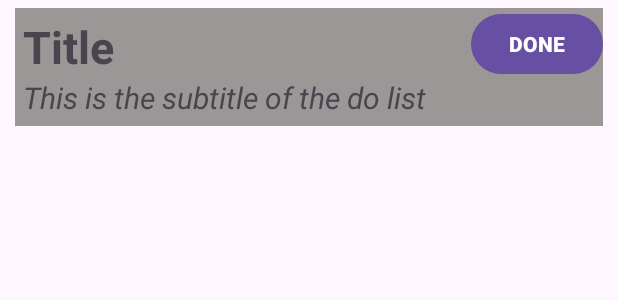
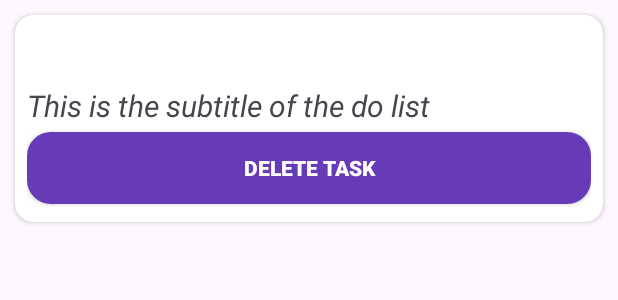
Before and after one commit to yashs335/ToDoNote, an Android app: the layout raw_task_card.xml on its own in the app's theme, with its tools: preview values and no code run, on a phone screen of 412 x 824 dp. Shown: the top 300 px of the screen. Run offline under Robolectric (Android 15) with nearby library versions, the phone set to English and light mode, and no system bars.

Commit message:
UI update

```diff
--- /dev/null
+++ b/app/src/main/res/drawable/roundable_button.xml
@@ -0,0 +1,7 @@
+<?xml version="1.0" encoding="utf-8"?>
+<shape xmlns:android="http://schemas.android.com/apk/res/android"
+    android:shape="rectangle">
+
+    <solid android:color="#673AB7" />
+    <corners android:radius="16dp" />
+</shape>
--- a/app/src/main/res/layout/raw_task_card.xml
+++ b/app/src/main/res/layout/raw_task_card.xml
@@ -1,5 +1,5 @@
 <?xml version="1.0" encoding="utf-8"?>
-<androidx.constraintlayout.widget.ConstraintLayout
+<androidx.cardview.widget.CardView
     xmlns:android="http://schemas.android.com/apk/res/android"
     android:layout_width="match_parent"
     android:layout_height="wrap_content"
@@ -7,56 +7,57 @@
     android:id="@+id/raw_task_card"
     android:layout_marginHorizontal="10dp"
     android:foregroundGravity="center"
+    android:layout_marginVertical="5dp"
+    app:cardCornerRadius="12dp"
+    android:layout_margin="10dp"
     android:background="#9B9797"
-    android:layout_marginVertical="5dp">
+    >
+
 
     <LinearLayout
         android:id="@+id/liner_layout"
         android:layout_width="match_parent"
         android:layout_height="wrap_content"
-        android:orientation="horizontal"
+        android:orientation="vertical"
+        android:layout_marginHorizontal="8dp"
         app:layout_constraintBaseline_toTopOf="parent"
+        android:layout_marginBottom="10dp"
         >
-
-        <LinearLayout
-            android:layout_width="wrap_content"
-            android:layout_height="wrap_content"
-            android:orientation="vertical"
-            android:layout_gravity="center"
-            android:layout_margin="5dp"
-            >
             <TextView
-                android:layout_width="wrap_content"
+                android:layout_width="match_parent"
                 android:layout_height="wrap_content"
                 android:text="Title"
                 android:textStyle="bold"
                 android:textSize="30dp"
+                android:layout_marginVertical="2dp"
                 android:id="@+id/title"
                 android:maxLines="1"
+                android:textColor="@color/white"
                 android:ellipsize="end"
                 />
             <TextView
-                android:layout_width="wrap_content"
+                android:layout_width="match_parent"
                 android:layout_height="wrap_content"
                 android:text="This is the subtitle of the do list "
                 android:textStyle="italic"
                 android:textSize="20dp"
+                android:layout_marginVertical="2dp"
                 android:maxLines="3"
                 android:ellipsize="end"
                 android:id="@+id/sub_title"
                 />
-        </LinearLayout>
+        <androidx.appcompat.widget.AppCompatButton
+            android:layout_width="match_parent"
+            android:layout_height="match_parent"
+            android:text="Delete task"
+            android:layout_marginVertical="2dp"
+            android:textStyle="bold"
+            app:layout_constraintEnd_toEndOf="@+id/liner_layout"
+            android:layout_gravity="center"
+            android:background="@drawable/roundable_button"
+            android:textColor="@color/white"
+            android:id="@+id/complete_button"
+            />
     </LinearLayout>
 
-    <Button
-        android:layout_width="wrap_content"
-        android:layout_height="match_parent"
-        android:text="DONE"
-        android:textStyle="bold"
-        app:layout_constraintEnd_toEndOf="@+id/liner_layout"
-        android:gravity="center"
-        android:id="@+id/complete_button"
-        >
-    </Button>
-
-</androidx.constraintlayout.widget.ConstraintLayout>
+</androidx.cardview.widget.CardView>
```
Also changed, not shown: app/src/main/res/layout/activity_add_new_task.xml (+21 -15 lines), app/src/main/res/layout/activity_main.xml (+24 -9 lines).
